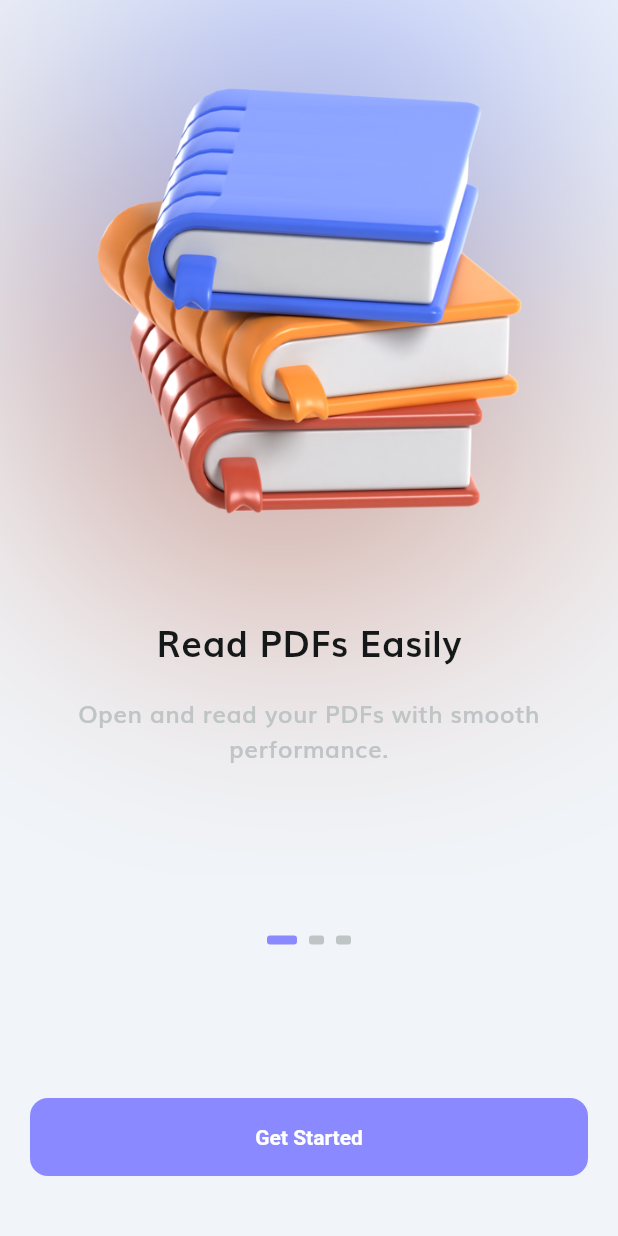
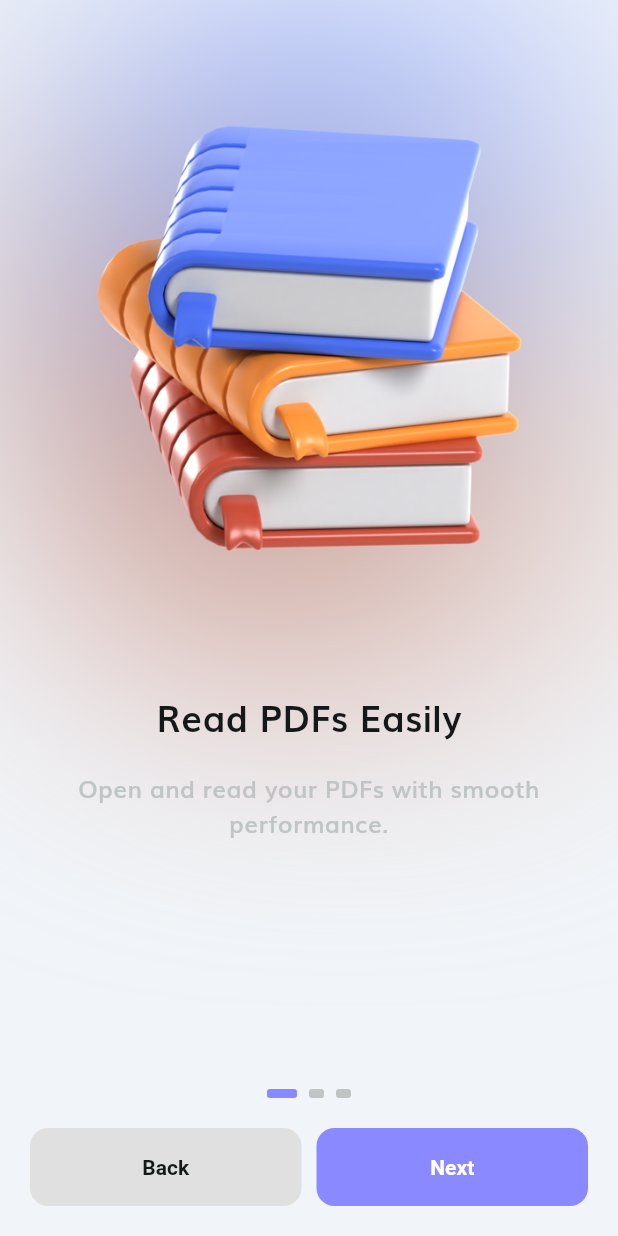
Before and after one commit to JahidHasanCO/Libris, a Flutter app: the screen it shows after launch, on a phone screen of 412 x 824 dp. Run offline on Flutter 3.47's test engine with Material 3 defaults, Android fonts, the light colour scheme and no system bars; our stand-ins replace equatable, flutter_riverpod, go_router; missing offline and left inert: navigation_history_observer.

Commit message:
feat: enhance onboarding screen
This commit introduces several improvements to the onboarding experience:

- **Navigation:**
    - Adds "Back" and "Next" buttons to the `OnboardView`, allowing users to navigate between onboarding pages.
    - The "Next" button will eventually navigate to the home screen on the last onboarding page (functionality to be implemented).
    - The "Back" button is disabled on the first page.
    - Page transitions are animated.
- **UI Adjustments:**
    - Increased the height of the image container in `OnboardCard` from 400 to 450.
    - Modified the `OnboardCard` to apply a blur effect directly to the background image using `ImageFiltered` instead of a separate `BackdropFilter` layer. This simplifies the widget structure.
    - Adjusted vertical spacing in `OnboardView` for better layout.
    - Constrained the `PageView` height in `OnboardView` to 50% of the screen height.
- **Widget Enhancements:**
    - `RoundedButton`: Added `backgroundColor` and `foregroundColor` properties to allow customization of button appearance.
- **Utilities:**
    - Added `RefSelectorExtension` to provide a convenient `select` method on `WidgetRef` for watching specific parts of a provider's state, reducing boilerplate when using `provider.select`.
- **State Management:**
    - `OnboardView` now uses the new `ref.select` extension for more concise state access.

```diff
--- /dev/null
+++ b/lib/core/utils/extension/ref.dart
@@ -0,0 +1,7 @@
+import 'package:flutter_riverpod/flutter_riverpod.dart';
+
+extension RefSelectorExtension on WidgetRef {
+  T select<P, T>(ProviderListenable<P> provider, T Function(P value) selector) {
+    return watch(provider.select(selector));
+  }
+}
--- a/lib/modules/onboard/views/onboard_view.dart
+++ b/lib/modules/onboard/views/onboard_view.dart
@@ -1,8 +1,8 @@
-
 import 'package:flutter/material.dart';
 import 'package:flutter_riverpod/flutter_riverpod.dart';
 import 'package:pdf_reader/core/provider/provider.dart';
 import 'package:pdf_reader/core/theme/colors.dart';
+import 'package:pdf_reader/core/utils/extension/ref.dart';
 import 'package:pdf_reader/modules/onboard/onboard.dart';
 import 'package:pdf_reader/shared/widgets/widgets.dart';
 
@@ -28,7 +28,6 @@ class OnboardViewState extends ConsumerState<OnboardView> {
     super.dispose();
   }
 
-
   @override
   Widget build(BuildContext context) {
     return Scaffold(
@@ -45,7 +44,7 @@ class OnboardViewState extends ConsumerState<OnboardView> {
       children: [
         Expanded(
           child: ConstrainedBox(
-            constraints: BoxConstraints(maxHeight: height * 0.60),
+            constraints: BoxConstraints(maxHeight: height * 0.50),
             child: ProviderSelector(
               provider: onboardProvider,
               selector: (state) => state.onboardList,
@@ -63,7 +62,7 @@ class OnboardViewState extends ConsumerState<OnboardView> {
             ),
           ),
         ),
-        const SizedBox(height: 40),
+        const SizedBox(height: 20),
         ProviderSelector(
           provider: onboardProvider,
           selector: (state) => state,
@@ -90,14 +89,63 @@ class OnboardViewState extends ConsumerState<OnboardView> {
             );
           },
         ),
-        SizedBox(height: height * 0.10),
-        Padding(
-          padding: const EdgeInsets.all(20),
-          child: RoundedButton(
-            onPressed: () {},
-            title: 'Get Started',
-            minimumSize: const Size(double.infinity, 52),
-          ),
+        const SizedBox(height: 20),
+        Consumer(
+          builder: (context, ref, child) {
+            final currentIndex = ref.select(
+              onboardProvider,
+              (s) => s.currentIndex,
+            );
+            final totalPages = ref.select(
+              onboardProvider,
+              (s) => s.onboardList.length,
+            );
+            return Padding(
+              padding: const EdgeInsets.symmetric(horizontal: 20),
+              child: Row(
+                children: [
+                  Expanded(
+                    child: RoundedButton(
+                      onPressed: () {
+                        if (currentIndex == 0) return;
+                        final prevPage = currentIndex - 1;
+                        pageController?.animateToPage(
+                          prevPage,
+                          duration: const Duration(milliseconds: 300),
+                          curve: Curves.easeInOut,
+                        );
+                        notifier.changePage(prevPage);
+                      },
+                      title: 'Back',
+                      backgroundColor: Colors.grey.shade300,
+                      foregroundColor: textColor,
+                      minimumSize: const Size(double.infinity, 52),
+                    ),
+                  ),
+                  const SizedBox(width: 10),
+                  Expanded(
+                    child: RoundedButton(
+                      onPressed: () {
+                        if (currentIndex == totalPages - 1) {
+                          // Navigate to the home page or next screen
+                        } else {
+                          final nextPage = currentIndex + 1;
+                          pageController?.animateToPage(
+                            nextPage,
+                            duration: const Duration(milliseconds: 300),
+                            curve: Curves.easeInOut,
+                          );
+                          notifier.changePage(nextPage);
+                        }
+                      },
+                      title: 'Next',
+                      minimumSize: const Size(double.infinity, 52),
+                    ),
+                  ),
+                ],
+              ),
+            );
+          },
         ),
         const SizedBox(height: 20),
       ],
--- a/lib/modules/onboard/widgets/onboard_card.dart
+++ b/lib/modules/onboard/widgets/onboard_card.dart
@@ -16,27 +16,19 @@ class OnboardCard extends StatelessWidget {
       children: [
         SizedBox(
           width: double.infinity,
-          height: 400,
+          height: 450,
           child: Stack(
             children: [
               Positioned.fill(
-                child: Image.asset(
-                  onboard.path,
-                  fit: BoxFit.cover,
+                child: ImageFiltered(
+                  imageFilter: ImageFilter.blur(sigmaX: 100, sigmaY: 100),
+                  child: Image.asset(
+                    onboard.path,
+                    fit: BoxFit.cover,
+                  ),
                 ),
               ),
               // Blur filter
-              Positioned.fill(
-                child: BackdropFilter(
-                  filter: ImageFilter.blur(
-                    sigmaX: 100,
-                    sigmaY: 100,
-                    tileMode: TileMode.clamp,
-                  ),
-                  child: Container(color: Colors.transparent),
-                ),
-              ),
-              // Foreground focused image
               Center(
                 child: Image.asset(
                   onboard.path,
--- a/lib/shared/widgets/rounded_button.dart
+++ b/lib/shared/widgets/rounded_button.dart
@@ -7,12 +7,16 @@ class RoundedButton extends StatelessWidget {
     super.key,
     this.onPressed,
     this.cornerRadius = 12.0,
+    this.backgroundColor = primaryColor,
+    this.foregroundColor = Colors.white,
     this.padding,
     this.minimumSize,
     this.maximumSize,
   });
 
   final String title;
+  final Color? backgroundColor;
+  final Color? foregroundColor;
   final Size? minimumSize;
   final Size? maximumSize;
   final void Function()? onPressed;
@@ -25,8 +29,8 @@ class RoundedButton extends StatelessWidget {
     return ElevatedButton(
       onPressed: onPressed,
       style: ElevatedButton.styleFrom(
-        backgroundColor: primaryColor,
-        foregroundColor: Colors.white,
+        backgroundColor: backgroundColor,
+        foregroundColor: foregroundColor,
         minimumSize: minimumSize,
         maximumSize: maximumSize,
         elevation: 0,
```
